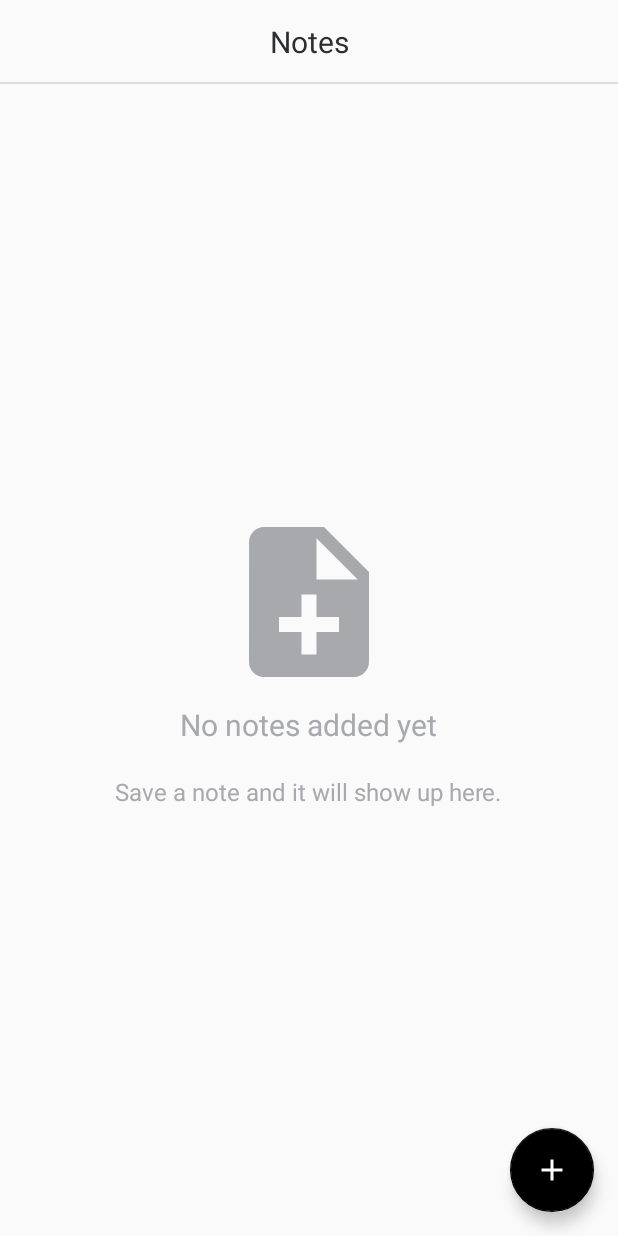
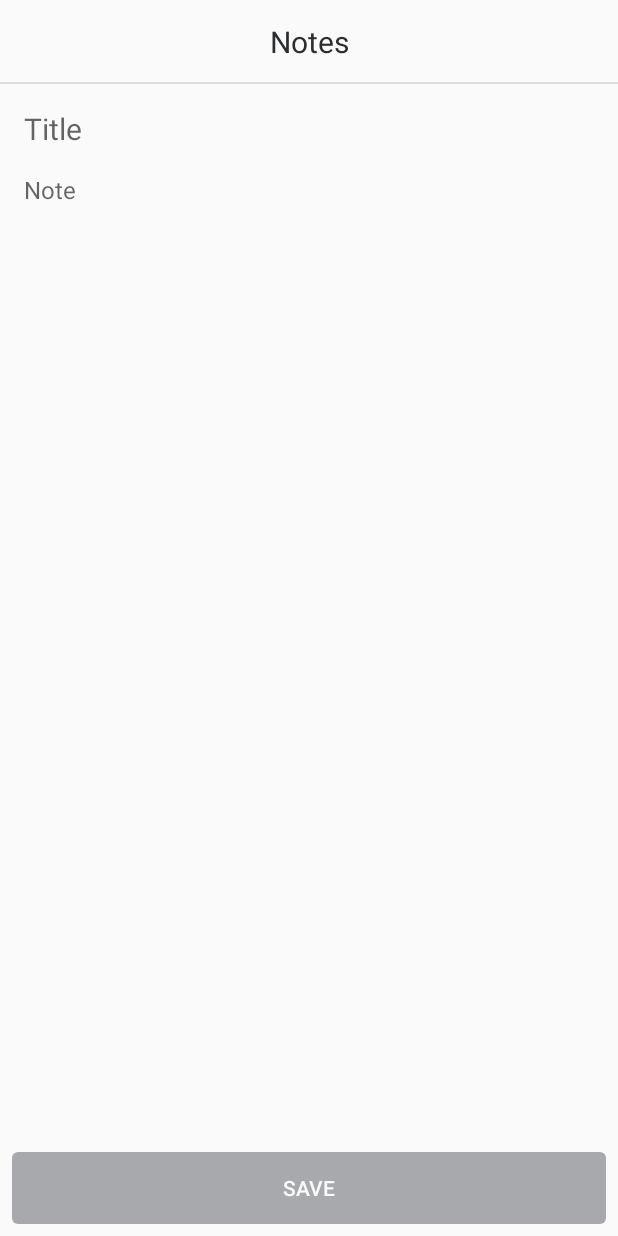
Before and after one commit to vikram2330/MyNotes, an Android app: the screen it shows after launch (MainActivity), after a tap on an icon or button, on a phone screen of 412 x 824 dp. Run offline under Robolectric (Android 15) with nearby library versions, the phone set to English and light mode, and no system bars; our stand-ins replace Dagger/Hilt's generated code, Room's generated code, RxJava, data binding; 5 statements that could not run were skipped.

Commit message:
feature : Add note screen added.

```diff
--- a/app/src/main/java/com/vikram/mynotes/di/components/ApplicationComponent.kt
+++ b/app/src/main/java/com/vikram/mynotes/di/components/ApplicationComponent.kt
@@ -4,6 +4,7 @@ import com.vikram.mynotes.di.modules.ApplicationModule
 import com.vikram.mynotes.di.modules.DatabaseModule
 import com.vikram.mynotes.di.modules.RepositoryModule
 import com.vikram.mynotes.di.modules.ViewModelModule
+import com.vikram.mynotes.ui.addnote.AddNoteFragment
 import com.vikram.mynotes.ui.home.HomeFragment
 import dagger.Component
 import javax.inject.Singleton
@@ -12,4 +13,5 @@ import javax.inject.Singleton
 @Component(modules = [ApplicationModule::class, RepositoryModule::class, ViewModelModule::class,DatabaseModule::class])
 interface ApplicationComponent {
     fun inject(homeFragment: HomeFragment)
+    fun inject(addNoteFragment: AddNoteFragment)
 }
--- a/app/src/main/java/com/vikram/mynotes/di/modules/ViewModelModule.kt
+++ b/app/src/main/java/com/vikram/mynotes/di/modules/ViewModelModule.kt
@@ -5,6 +5,7 @@ import androidx.lifecycle.ViewModelProvider
 import com.vikram.mynotes.ui.home.HomeViewModel
 import com.vikram.mynotes.util.ViewModelFactory
 import com.vikram.mynotes.di.scope.ViewModelScope
+import com.vikram.mynotes.ui.addnote.AddNoteViewModel
 import dagger.Binds
 import dagger.Module
 import dagger.multibindings.IntoMap
@@ -18,5 +19,10 @@ abstract class ViewModelModule {
     abstract fun bindHomeViewModel(homeViewModel: HomeViewModel): ViewModel
 
     @Binds
+    @IntoMap
+    @ViewModelScope(AddNoteViewModel::class)
+    abstract fun bindAddNoteViewModel(addNoteViewModel: AddNoteViewModel): ViewModel
+
+    @Binds
     internal abstract fun bindViewModelFactory(factory: ViewModelFactory): ViewModelProvider.Factory
 }
--- a/app/src/main/java/com/vikram/mynotes/repositories/NotesRepository.kt
+++ b/app/src/main/java/com/vikram/mynotes/repositories/NotesRepository.kt
@@ -4,5 +4,5 @@ import com.vikram.domain.roomdatabase.models.Note
 
 interface NotesRepository {
     suspend fun getAllNotes():List<Note>
-    suspend fun saveNote(note:Note)
+    suspend fun saveNote(note:Note): Long
 }
--- a/app/src/main/java/com/vikram/mynotes/repositories/NotesRepositoryImpl.kt
+++ b/app/src/main/java/com/vikram/mynotes/repositories/NotesRepositoryImpl.kt
@@ -9,8 +9,8 @@ class NotesRepositoryImpl(private val dao: NoteDao) : NotesRepository {
         return dao.getAllNotes()
     }
 
-    override suspend fun saveNote(note: Note) {
-        dao.addNote(note)
+    override suspend fun saveNote(note: Note): Long {
+        return dao.addNote(note)
     }
 
 
--- /dev/null
+++ b/app/src/main/java/com/vikram/mynotes/ui/addnote/AddNoteFragment.kt
@@ -0,0 +1,80 @@
+package com.vikram.mynotes.ui.addnote
+
+import android.os.Bundle
+import android.text.Editable
+import android.text.TextWatcher
+import android.view.LayoutInflater
+import android.view.View
+import android.view.ViewGroup
+import androidx.lifecycle.Observer
+import com.vikram.mynotes.MyNotesApp
+import com.vikram.mynotes.R
+import com.vikram.mynotes.databinding.FragmentAddNoteBinding
+import com.vikram.mynotes.ui.base.BaseFragment
+import com.vikram.mynotes.util.setClickListener
+import kotlinx.android.synthetic.main.fragment_add_note.*
+
+class AddNoteFragment : BaseFragment<AddNoteViewModel, FragmentAddNoteBinding>() {
+
+    override fun getViewModelClass(): Class<AddNoteViewModel> = AddNoteViewModel::class.java
+
+    override fun getLayoutRes(): Int = R.layout.fragment_add_note
+
+    override fun onCreateView(
+        inflater: LayoutInflater,
+        container: ViewGroup?,
+        savedInstanceState: Bundle?
+    ): View {
+        MyNotesApp.get().applicationComponent.inject(this)
+        return super.onCreateView(inflater, container, savedInstanceState)
+    }
+
+    override fun onViewCreated(view: View, savedInstanceState: Bundle?) {
+        super.onViewCreated(view, savedInstanceState)
+        initUI()
+    }
+
+    private fun initUI() {
+        binding.run {
+            etTitle.addTextChangedListener(textWatcher)
+            etContent.addTextChangedListener(textWatcher)
+        }
+        initListeners()
+    }
+
+    private fun initListeners() {
+        viewModel.getStateLiveDate().observe(this, Observer {
+            it?.let {
+                when(it){
+                    is AddNoteState.Loading -> { binding.progressCircular.visibility = View.VISIBLE}
+                    is AddNoteState.Successfull -> {
+                        binding.progressCircular.visibility = View.GONE
+                        //todo: launch preview note screen
+                    }
+                }
+            }
+        })
+        binding.btnSave.setClickListener {
+            viewModel.saveNote(title = binding.etTitle.text.toString(),content = binding.etContent.text.toString())
+        }
+    }
+
+    private val textWatcher = object: TextWatcher{
+        override fun afterTextChanged(p0: Editable?) {
+            validateEmptyTexts()
+        }
+
+        override fun beforeTextChanged(p0: CharSequence?, p1: Int, p2: Int, p3: Int) {
+        }
+
+        override fun onTextChanged(p0: CharSequence?, p1: Int, p2: Int, p3: Int) {}
+
+    }
+
+    private fun validateEmptyTexts(){
+        btn_save.isEnabled = when {
+            binding.etContent.text.isNullOrEmpty() || binding.etTitle.text.isNullOrEmpty() -> false
+            else -> true
+        }
+    }
+}
--- /dev/null
+++ b/app/src/main/java/com/vikram/mynotes/ui/addnote/AddNoteViewModel.kt
@@ -0,0 +1,31 @@
+package com.vikram.mynotes.ui.addnote
+
+import androidx.lifecycle.LiveData
+import androidx.lifecycle.MutableLiveData
+import androidx.lifecycle.viewModelScope
+import com.vikram.domain.roomdatabase.models.Note
+import com.vikram.mynotes.ui.base.BaseViewModel
+import com.vikram.mynotes.usecases.AddNoteUseCase
+import kotlinx.coroutines.launch
+import javax.inject.Inject
+
+class AddNoteViewModel @Inject constructor(private val addNoteUseCase: AddNoteUseCase) :
+    BaseViewModel() {
+
+    private val stateLiveData: MutableLiveData<AddNoteState> = MutableLiveData()
+    fun getStateLiveDate(): LiveData<AddNoteState> = stateLiveData
+
+    fun saveNote(title: String, content: String) {
+        stateLiveData.value = AddNoteState.Loading
+        viewModelScope.launch {
+            val note = Note(title, content, System.currentTimeMillis())
+            val noteId = addNoteUseCase.perform(note)
+            stateLiveData.postValue(AddNoteState.Successfull(noteId))
+        }
+    }
+}
+
+sealed class AddNoteState {
+    object Loading : AddNoteState()
+    class Successfull(noteid: Long) : AddNoteState()
+}
--- a/app/src/main/java/com/vikram/mynotes/ui/home/HomeFragment.kt
+++ b/app/src/main/java/com/vikram/mynotes/ui/home/HomeFragment.kt
@@ -5,6 +5,7 @@ import android.view.LayoutInflater
 import android.view.View
 import android.view.ViewGroup
 import androidx.lifecycle.Observer
+import androidx.navigation.fragment.findNavController
 import androidx.recyclerview.widget.LinearLayoutManager
 import androidx.recyclerview.widget.RecyclerView
 import com.vikram.mynotes.MyNotesApp
@@ -54,7 +55,7 @@ class HomeFragment : BaseFragment<HomeViewModel, FragmentHomeBinding>() {
             notesAdapter.updateNotesList(it)
         })
         binding.btnAddNote.setClickListener{
-            //todo: call add note fragment from here
+            findNavController().navigate(R.id.action_homeFragment_to_addNoteFragment)
         }
         binding.swipeRefresh.setOnRefreshListener {
             viewModel.getAllNotes()
--- a/app/src/main/java/com/vikram/mynotes/usecases/AddNoteUseCase.kt
+++ b/app/src/main/java/com/vikram/mynotes/usecases/AddNoteUseCase.kt
@@ -4,9 +4,26 @@ import com.vikram.domain.roomdatabase.models.Note
 import com.vikram.mynotes.repositories.NotesRepository
 import javax.inject.Inject
 
-class AddNoteUseCase @Inject constructor(private val repository: NotesRepository) : BaseUseCase<Unit, Note> {
+class AddNoteUseCase @Inject constructor(private val repository: NotesRepository) :
+    BaseUseCase<Long, Note> {
+    /**
+     * Add the note in database
+     * throws @exception if empty data passes in any field
+     */
+    override suspend fun perform(params: Note): Long {
+        validateNote(params)
+        return repository.saveNote(params)
+    }
 
-    override suspend fun perform(params: Note) {
-        repository.saveNote(params)
+
+    private fun validateNote(note: Note) {
+        note.run {
+            when {
+                title.isEmpty() -> throw IllegalArgumentException("Title of $note cannot be empty")
+                content.isEmpty() -> throw IllegalArgumentException("Content of $note cannot be empty")
+                else -> {//do nothing}
+                }
+            }
+        }
     }
 }
--- /dev/null
+++ b/app/src/main/res/drawable/action_btn_drawable.xml
@@ -0,0 +1,5 @@
+<?xml version="1.0" encoding="utf-8"?>
+<selector xmlns:android="http://schemas.android.com/apk/res/android">
+<item android:drawable="@drawable/btn_enable" android:state_enabled="true"/>
+<item android:drawable="@drawable/btn_disable" android:state_enabled="false"/>
+</selector>
--- /dev/null
+++ b/app/src/main/res/drawable/btn_disable.xml
@@ -0,0 +1,6 @@
+<?xml version="1.0" encoding="utf-8"?>
+<shape xmlns:android="http://schemas.android.com/apk/res/android"
+    android:shape="rectangle">
+    <corners android:radius="@dimen/btn_corner_radius" />
+    <solid android:color="@color/hint_grey" />
+</shape>
--- /dev/null
+++ b/app/src/main/res/drawable/btn_enable.xml
@@ -0,0 +1,6 @@
+<?xml version="1.0" encoding="utf-8"?>
+<shape xmlns:android="http://schemas.android.com/apk/res/android"
+    android:shape="rectangle">
+    <corners android:radius="@dimen/btn_corner_radius" />
+    <solid android:color="@color/colorAccent" />
+</shape>
--- /dev/null
+++ b/app/src/main/res/drawable/progress_drawable.xml
@@ -0,0 +1,26 @@
+<?xml version="1.0" encoding="utf-8"?>
+<rotate xmlns:android="http://schemas.android.com/apk/res/android"
+    android:duration="4000"
+    android:fromDegrees="0"
+    android:pivotX="50%"
+    android:pivotY="50%"
+    android:toDegrees="360" >
+
+    <shape
+        android:innerRadius="8dp"
+        android:shape="ring"
+        android:thickness="4dp"
+        android:useLevel="false" >
+        <size
+            android:height="48dp"
+            android:width="48dp" />
+
+        <gradient
+            android:centerColor="@color/darkGrey"
+            android:centerY="0.5"
+            android:endColor="@color/colorPrimaryDark"
+            android:startColor="@color/colorPrimary"
+            android:type="sweep"
+            android:useLevel="false" />
+    </shape>
+</rotate>
--- /dev/null
+++ b/app/src/main/res/layout/fragment_add_note.xml
@@ -0,0 +1,73 @@
+<?xml version="1.0" encoding="utf-8"?>
+<layout xmlns:android="http://schemas.android.com/apk/res/android"
+    xmlns:app="http://schemas.android.com/apk/res-auto"
+    xmlns:tools="http://schemas.android.com/tools">
+
+    <androidx.constraintlayout.widget.ConstraintLayout
+        android:layout_width="match_parent"
+        android:layout_height="match_parent">
+
+        <ScrollView
+            android:layout_width="match_parent"
+            android:layout_height="wrap_content"
+            app:layout_constrainedHeight="true"
+            app:layout_constraintBottom_toTopOf="@+id/btn_save"
+            app:layout_constraintEnd_toEndOf="parent"
+            app:layout_constraintStart_toStartOf="parent"
+            app:layout_constraintTop_toTopOf="parent"
+            app:layout_constraintVertical_bias="0">
+
+            <LinearLayout
+                android:layout_width="match_parent"
+                android:layout_height="wrap_content"
+                android:orientation="vertical"
+                android:padding="@dimen/padding_add_note_screen">
+
+                <androidx.appcompat.widget.AppCompatEditText
+                    android:id="@+id/et_title"
+                    style="@style/Text.TitleLarge"
+                    android:layout_width="match_parent"
+                    android:layout_height="wrap_content"
+                    android:background="@null"
+                    android:hint="@string/label_title"
+                    android:maxLength="@integer/title_size" />
+
+                <androidx.appcompat.widget.AppCompatEditText
+                    android:id="@+id/et_content"
+                    style="@style/Text.TitleMedium"
+                    android:layout_width="match_parent"
+                    android:layout_height="wrap_content"
+                    android:layout_marginTop="@dimen/margin_top_content_add_note_screen"
+                    android:background="@null"
+                    android:hint="@string/label_note"
+                    android:maxLength="@integer/title_size" />
+
+            </LinearLayout>
+        </ScrollView>
+
+        <Button
+            android:id="@+id/btn_save"
+            android:layout_width="match_parent"
+            android:layout_height="wrap_content"
+            android:background="@drawable/action_btn_drawable"
+            android:enabled="false"
+            android:layout_margin="8dp"
+            android:text="@string/label_save"
+            android:textColor="@color/colorPrimary"
+            app:layout_constraintBottom_toBottomOf="parent"
+            tools:layout_editor_absoluteX="0dp" />
+
+        <ProgressBar
+            android:id="@+id/progress_circular"
+            android:layout_width="@dimen/height_progress_add_note_screen"
+            android:layout_height="@dimen/width_progress_add_note_screen"
+            android:layout_marginEnd="@dimen/margin_following_progress_bar_add_note"
+            android:indeterminateDrawable="@drawable/progress_drawable"
+            android:visibility="gone"
+            app:layout_constraintBottom_toBottomOf="parent"
+            app:layout_constraintEnd_toEndOf="parent"
+            app:layout_constraintStart_toStartOf="parent"
+            app:layout_constraintTop_toTopOf="parent" />
+
+    </androidx.constraintlayout.widget.ConstraintLayout>
+</layout>
--- a/app/src/main/res/navigation/nav_graph.xml
+++ b/app/src/main/res/navigation/nav_graph.xml
@@ -7,5 +7,16 @@
     <fragment
         android:id="@+id/homeFragment"
         android:name="com.vikram.mynotes.ui.home.HomeFragment"
-        android:label="@string/title_notes" />
+        android:label="@string/title_notes" >
+        <action
+            android:id="@+id/action_homeFragment_to_addNoteFragment"
+            app:destination="@id/addNoteFragment"
+            app:popUpTo="@id/homeFragment" />
+    </fragment>
+    <fragment
+        android:id="@+id/addNoteFragment"
+        android:name="com.vikram.mynotes.ui.addnote.AddNoteFragment"
+        android:label="@string/title_add_note"
+        />
+
 </navigation>
--- a/app/src/main/res/values/dimens.xml
+++ b/app/src/main/res/values/dimens.xml
@@ -6,4 +6,11 @@
     <dimen name="padding_item_note">8dp</dimen>
     <dimen name="title_margin_top_item_note">4dp</dimen>
     <dimen name="title_margin_bottom_item_note">2dp</dimen>
+    <dimen name="padding_add_note_screen">16dp</dimen>
+    <dimen name="margin_top_content_add_note_screen">16dp</dimen>
+    <dimen name="margin_top_save_btn_add_note_screen">24dp</dimen>
+    <dimen name="margin_following_progress_bar_add_note">16dp</dimen>
+    <dimen name="width_progress_add_note_screen">24dp</dimen>
+    <dimen name="height_progress_add_note_screen">24dp</dimen>
+    <dimen name="btn_corner_radius">4dp</dimen>
 </resources>
--- /dev/null
+++ b/app/src/main/res/values/integers.xml
@@ -0,0 +1,4 @@
+<?xml version="1.0" encoding="utf-8"?>
+<resources>
+    <integer name="title_size">100</integer>
+</resources>
--- a/app/src/main/res/values/strings.xml
+++ b/app/src/main/res/values/strings.xml
@@ -3,4 +3,8 @@
     <string name="title_notes">Notes</string>
     <string name="save_a_note_and_it_will_show_up_here">Save a note and it will show up here.</string>
     <string name="no_notes_added_yet">No notes added yet</string>
+    <string name="label_note">Note</string>
+    <string name="label_title">Title</string>
+    <string name="label_save">Save</string>
+    <string name="title_add_note">Add Note</string>
 </resources>
--- a/app/src/main/res/values/styles.xml
+++ b/app/src/main/res/values/styles.xml
@@ -20,5 +20,7 @@
     <style name="Text.TitleLarge">
     <item name="android:textSize">20sp</item>
     </style>
-
+    <style name="ProgressBarTheme" parent="AppTheme">
+        <item name="colorAccent">@color/colorPrimary</item>
+    </style>
 </resources>
```
Also changed, not shown: 1 other file.
